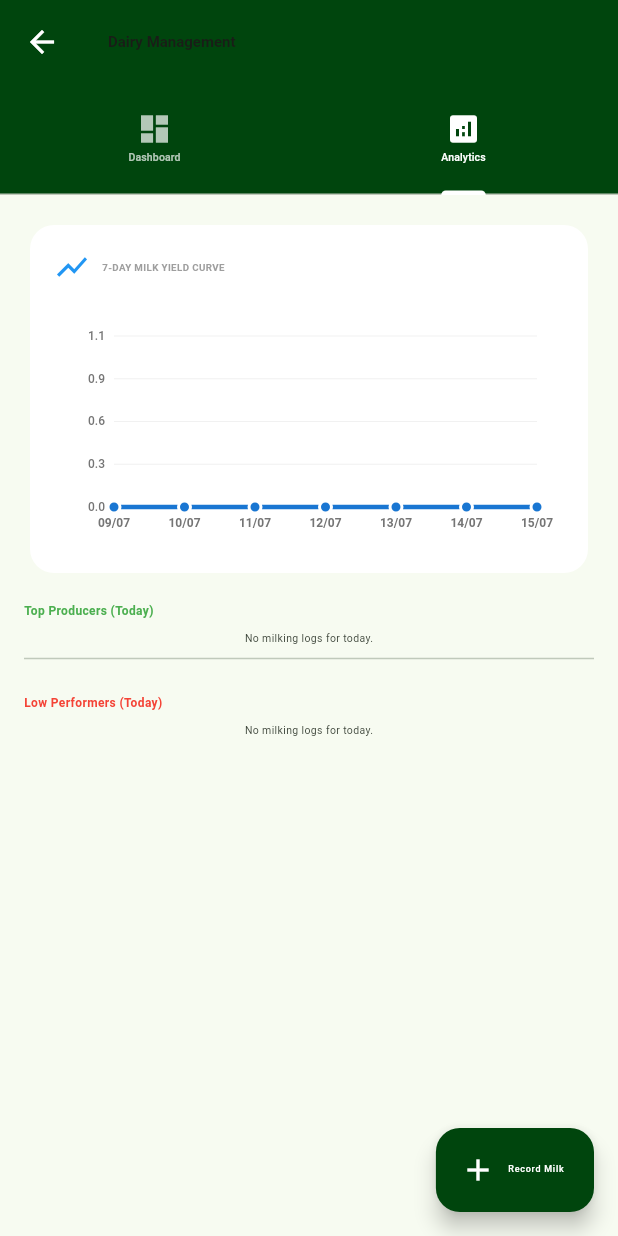
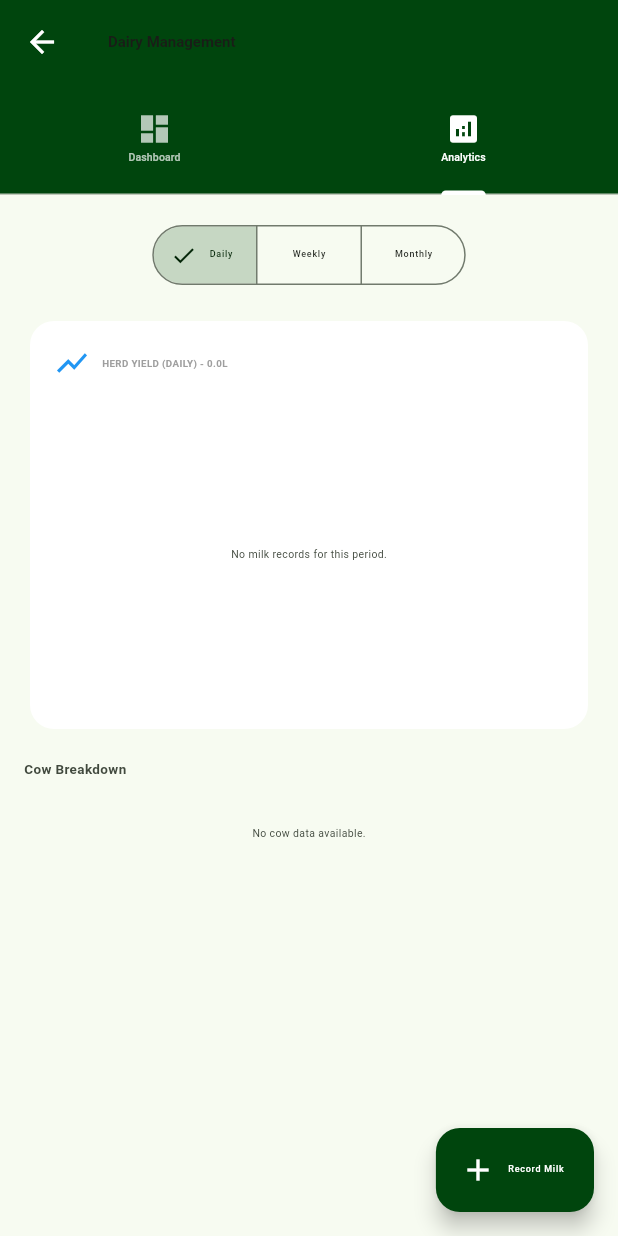
Before and after one commit to Mufti-IBAK/IFMS, a Flutter app: the DairyScreen screen opened by its route, tab 2 chosen, on a phone screen of 412 x 824 dp. Run offline on Flutter 3.47's test engine with Material 3 defaults, Android fonts, the light colour scheme and no system bars; our stand-ins replace connectivity_plus, dio, drift, firebase_core, firebase_messaging, flutter_bloc and 9 more; missing offline and left inert: sqlite3; accounts and stored records are empty; generated files the repository leaves out were written again; network calls fail; statements that could not run were skipped.

Commit message:
feat: comprehensive dairy analytics with daily/weekly/monthly filters

```diff
--- a/mobile/lib/features/dairy/dairy_bloc.dart
+++ b/mobile/lib/features/dairy/dairy_bloc.dart
@@ -2,6 +2,8 @@ import 'package:flutter_bloc/flutter_bloc.dart';
 import '../../core/database/local_db.dart';
 import 'dairy_repository.dart';
 import '../animals/animals_repository.dart';
+
+enum AnalyticsFilter { daily, weekly, monthly }
 
 // --- Events ---
 abstract class DairyEvent {}
@@ -11,6 +13,11 @@ class LoadDairyData extends DairyEvent {}
 class AddMilkEntry extends DairyEvent {
   final Map<String, dynamic> recordData;
   AddMilkEntry(this.recordData);
+}
+
+class ChangeAnalyticsFilter extends DairyEvent {
+  final AnalyticsFilter filter;
+  ChangeAnalyticsFilter(this.filter);
 }
 
 // --- States ---
@@ -26,13 +33,51 @@ class DairyLoaded extends DairyState {
   final Map<String, double> topProducers; // animalId -> liters
   final Map<String, double> lowPerformers;
 
+  // Analytics tab specific
+  final AnalyticsFilter currentFilter;
+  final List<double> herdChartData;
+  final List<String> herdChartLabels;
+  final Map<String, double> cowYieldBreakdown;
+  final double totalYieldForPeriod;
+
   DairyLoaded({
     required this.todayRecords,
     required this.totalMilkToday,
     required this.averagePerCow,
     required this.topProducers,
     required this.lowPerformers,
+    required this.currentFilter,
+    required this.herdChartData,
+    required this.herdChartLabels,
+    required this.cowYieldBreakdown,
+    required this.totalYieldForPeriod,
   });
+
+  DairyLoaded copyWith({
+    List<LocalMilkRecord>? todayRecords,
+    double? totalMilkToday,
+    double? averagePerCow,
+    Map<String, double>? topProducers,
+    Map<String, double>? lowPerformers,
+    AnalyticsFilter? currentFilter,
+    List<double>? herdChartData,
+    List<String>? herdChartLabels,
+    Map<String, double>? cowYieldBreakdown,
+    double? totalYieldForPeriod,
+  }) {
+    return DairyLoaded(
+      todayRecords: todayRecords ?? this.todayRecords,
+      totalMilkToday: totalMilkToday ?? this.totalMilkToday,
+      averagePerCow: averagePerCow ?? this.averagePerCow,
+      topProducers: topProducers ?? this.topProducers,
+      lowPerformers: lowPerformers ?? this.lowPerformers,
+      currentFilter: currentFilter ?? this.currentFilter,
+      herdChartData: herdChartData ?? this.herdChartData,
+      herdChartLabels: herdChartLabels ?? this.herdChartLabels,
+      cowYieldBreakdown: cowYieldBreakdown ?? this.cowYieldBreakdown,
+      totalYieldForPeriod: totalYieldForPeriod ?? this.totalYieldForPeriod,
+    );
+  }
 }
 
 class DairyError extends DairyState {
@@ -44,18 +89,21 @@ class DairyError extends DairyState {
 class DairyBloc extends Bloc<DairyEvent, DairyState> {
   final DairyRepository dairyRepo;
   final AnimalsRepository animalsRepo;
+  AnalyticsFilter _currentFilter = AnalyticsFilter.daily;
 
   DairyBloc(this.dairyRepo, this.animalsRepo) : super(DairyInitial()) {
     on<LoadDairyData>(_onLoadDairyData);
     on<AddMilkEntry>(_onAddMilkEntry);
+    on<ChangeAnalyticsFilter>(_onChangeAnalyticsFilter);
   }
 
   Future<void> _onLoadDairyData(LoadDairyData event, Emitter<DairyState> emit) async {
     emit(DairyLoading());
     try {
       final now = DateTime.now();
+
+      // Dashboard Data
       final todayRecords = await dairyRepo.getHerdDailyTotal(now);
-
       double totalMilkToday = 0;
       final Map<String, double> cowTotals = {};
 
@@ -68,13 +116,12 @@ class DairyBloc extends Bloc<DairyEvent, DairyState> {
 
       final cowCount = cowTotals.keys.length;
       final averagePerCow = cowCount > 0 ? totalMilkToday / cowCount : 0.0;
-
-      // Sort cows by production
-      final sortedCows = cowTotals.entries.toList()
-        ..sort((a, b) => b.value.compareTo(a.value)); // descending
-
+      final sortedCows = cowTotals.entries.toList()..sort((a, b) => b.value.compareTo(a.value));
       final topProducers = Map.fromEntries(sortedCows.take(3));
       final lowPerformers = Map.fromEntries(sortedCows.reversed.take(3));
+
+      // Analytics Data
+      final analyticsData = await _calculateAnalytics(_currentFilter);
 
       emit(DairyLoaded(
         todayRecords: todayRecords,
@@ -82,10 +129,117 @@ class DairyBloc extends Bloc<DairyEvent, DairyState> {
         averagePerCow: averagePerCow,
         topProducers: topProducers,
         lowPerformers: lowPerformers,
+        currentFilter: _currentFilter,
+        herdChartData: analyticsData['chartData'] as List<double>,
+        herdChartLabels: analyticsData['chartLabels'] as List<String>,
+        cowYieldBreakdown: analyticsData['cowBreakdown'] as Map<String, double>,
+        totalYieldForPeriod: analyticsData['totalYield'] as double,
       ));
     } catch (e) {
       emit(DairyError(e.toString()));
     }
+  }
+
+  Future<void> _onChangeAnalyticsFilter(ChangeAnalyticsFilter event, Emitter<DairyState> emit) async {
+    if (state is DairyLoaded) {
+      final currentState = state as DairyLoaded;
+      _currentFilter = event.filter;
+      try {
+        final analyticsData = await _calculateAnalytics(_currentFilter);
+        emit(currentState.copyWith(
+          currentFilter: _currentFilter,
+          herdChartData: analyticsData['chartData'] as List<double>,
+          herdChartLabels: analyticsData['chartLabels'] as List<String>,
+          cowYieldBreakdown: analyticsData['cowBreakdown'] as Map<String, double>,
+          totalYieldForPeriod: analyticsData['totalYield'] as double,
+        ));
+      } catch (e) {
+        emit(DairyError(e.toString()));
+      }
+    }
+  }
+
+  Future<Map<String, dynamic>> _calculateAnalytics(AnalyticsFilter filter) async {
+    final now = DateTime.now();
+    DateTime start;
+    int points;
+    List<String> labels = [];
+
+    if (filter == AnalyticsFilter.daily) {
+      start = now.subtract(const Duration(days: 6));
+      start = DateTime(start.year, start.month, start.day); // 7 days total (today + 6 past)
+      points = 7;
+    } else if (filter == AnalyticsFilter.weekly) {
+      start = now.subtract(const Duration(days: 27)); // 4 weeks total
+      start = DateTime(start.year, start.month, start.day);
+      points = 4;
+    } else {
+      start = DateTime(now.year, now.month - 11, 1); // 12 months total
+      points = 12;
+    }
+
+    final end = DateTime(now.year, now.month, now.day, 23, 59, 59);
+    final records = await dairyRepo.getRecordsByDateRange(start, end);
+
+    final Map<String, double> cowBreakdown = {};
+    double totalYield = 0.0;
+    List<double> chartData = List.filled(points, 0.0);
+
+    for (var r in records) {
+      if (r.isWithdrawn) continue;
+
+      totalYield += r.quantityLiters;
+      cowBreakdown[r.animalId] = (cowBreakdown[r.animalId] ?? 0) + r.quantityLiters;
+
+      // Assign to chart bucket
+      if (filter == AnalyticsFilter.daily) {
+        final diff = r.recordDate.difference(start).inDays;
+        if (diff >= 0 && diff < points) {
+          chartData[diff] += r.quantityLiters;
+        }
+      } else if (filter == AnalyticsFilter.weekly) {
+        final diff = r.recordDate.difference(start).inDays;
+        int weekIndex = diff ~/ 7;
+        if (weekIndex >= 0 && weekIndex < points) {
+          chartData[weekIndex] += r.quantityLiters;
+        }
+      } else if (filter == AnalyticsFilter.monthly) {
+        // Calculate months difference
+        int monthIndex = (r.recordDate.year - start.year) * 12 + r.recordDate.month - start.month;
+        if (monthIndex >= 0 && monthIndex < points) {
+          chartData[monthIndex] += r.quantityLiters;
+        }
+      }
+    }
+
+    // Generate labels
+    if (filter == AnalyticsFilter.daily) {
+      for (int i = 0; i < points; i++) {
+        final d = start.add(Duration(days: i));
+        labels.add('${d.day}/${d.month}');
+      }
+    } else if (filter == AnalyticsFilter.weekly) {
+      for (int i = 0; i < points; i++) {
+        labels.add('W${i+1}');
+      }
+    } else if (filter == AnalyticsFilter.monthly) {
+      final monthNames = ['Jan','Feb','Mar','Apr','May','Jun','Jul','Aug','Sep','Oct','Nov','Dec'];
+      for (int i = 0; i < points; i++) {
+        int m = (start.month + i - 1) % 12;
+        labels.add(monthNames[m]);
+      }
+    }
+
+    // Sort cow breakdown
+    final sortedBreakdown = cowBreakdown.entries.toList()..sort((a, b) => b.value.compareTo(a.value));
+    final sortedMap = Map.fromEntries(sortedBreakdown);
+
+    return {
+      'chartData': chartData,
+      'chartLabels': labels,
+      'cowBreakdown': sortedMap,
+      'totalYield': totalYield,
+    };
   }
 
   Future<void> _onAddMilkEntry(AddMilkEntry event, Emitter<DairyState> emit) async {
--- a/mobile/lib/features/dairy/dairy_screen.dart
+++ b/mobile/lib/features/dairy/dairy_screen.dart
@@ -137,41 +137,37 @@ class _DairyScreenState extends State<DairyScreen> with SingleTickerProviderStat
     );
   }
 
-  Future<List<double>> _get7DayHistory() async {
-    final List<double> history = [];
-    final now = DateTime.now();
-    for (int i = 6; i >= 0; i--) {
-      final date = now.subtract(Duration(days: i));
-      final records = await sl<DairyRepository>().getHerdDailyTotal(date);
-      double total = 0.0;
-      for (var r in records) {
-        if (!r.isWithdrawn) {
-          total += r.quantityLiters;
-        }
-      }
-      history.add(total);
-    }
-    return history;
-  }
-
-  List<String> _get7DayLabels() {
-    final List<String> labels = [];
-    final now = DateTime.now();
-    for (int i = 6; i >= 0; i--) {
-      final date = now.subtract(Duration(days: i));
-      labels.add(DateFormat('dd/MM').format(date));
-    }
-    return labels;
-  }
-
   Widget _buildAnalyticsTab(DairyLoaded state) {
-    return FutureBuilder<List<double>>(
-      future: _get7DayHistory(),
-      builder: (context, snapshot) {
-        final chartData = snapshot.data ?? List.filled(7, 0.0);
     return ListView(
       padding: const EdgeInsets.all(16),
       children: [
+        // Time Filter Selector
+        Center(
+          child: SegmentedButton<AnalyticsFilter>(
+            segments: const [
+              ButtonSegment(value: AnalyticsFilter.daily, label: Text('Daily')),
+              ButtonSegment(value: AnalyticsFilter.weekly, label: Text('Weekly')),
+              ButtonSegment(value: AnalyticsFilter.monthly, label: Text('Monthly')),
+            ],
+            selected: {state.currentFilter},
+            onSelectionChanged: (Set<AnalyticsFilter> newSelection) {
+              context.read<DairyBloc>().add(ChangeAnalyticsFilter(newSelection.first));
+            },
+            style: ButtonStyle(
+              backgroundColor: MaterialStateProperty.resolveWith<Color>(
+                (Set<MaterialState> states) {
+                  if (states.contains(MaterialState.selected)) {
+                    return AppColors.primary.withOpacity(0.2);
+                  }
+                  return Colors.transparent;
+                },
+              ),
+            ),
+          ),
+        ),
+        const SizedBox(height: 16),
+
+        // Herd Chart
         Card(
           shape: RoundedRectangleBorder(borderRadius: BorderRadius.circular(16)),
           child: Padding(
@@ -179,17 +175,26 @@ class _DairyScreenState extends State<DairyScreen> with SingleTickerProviderStat
             child: Column(
               crossAxisAlignment: CrossAxisAlignment.start,
               children: [
-                    const Row(
+                Row(
                   children: [
-                        Icon(Icons.show_chart, color: Colors.blue),
-                        SizedBox(width: 8),
-                        Text('7-DAY MILK YIELD CURVE', style: TextStyle(fontWeight: FontWeight.bold, fontSize: 13, color: Colors.grey)),
+                    const Icon(Icons.show_chart, color: Colors.blue),
+                    const SizedBox(width: 8),
+                    Text(
+                      'HERD YIELD (${state.currentFilter.name.toUpperCase()}) - ${state.totalYieldForPeriod.toStringAsFixed(1)}L',
+                      style: const TextStyle(fontWeight: FontWeight.bold, fontSize: 13, color: Colors.grey),
+                    ),
                   ],
                 ),
                 const SizedBox(height: 16),
+                if (state.herdChartData.every((e) => e == 0))
+                  const SizedBox(
+                    height: 200,
+                    child: Center(child: Text('No milk records for this period.')),
+                  )
+                else
                   CustomLineChart(
-                      data: chartData,
-                      labels: _get7DayLabels(),
+                    data: state.herdChartData,
+                    labels: state.herdChartLabels,
                     lineColor: Colors.blue.shade700,
                     gradientColors: [Colors.blue.shade200.withOpacity(0.4), Colors.blue.shade200.withOpacity(0.0)],
                   ),
@@ -197,32 +202,48 @@ class _DairyScreenState extends State<DairyScreen> with SingleTickerProviderStat
             ),
           ),
         ),
+
         const SizedBox(height: 16),
-            const Text('Top Producers (Today)', style: TextStyle(fontSize: 16, fontWeight: FontWeight.bold, color: Colors.green)),
+        const Text('Cow Breakdown', style: TextStyle(fontSize: 18, fontWeight: FontWeight.bold)),
         const SizedBox(height: 8),
-            if (state.topProducers.isEmpty)
-              const Center(child: Text('No milking logs for today.'))
+
+        if (state.cowYieldBreakdown.isEmpty)
+          const Center(
+            child: Padding(
+              padding: EdgeInsets.all(24.0),
+              child: Text('No cow data available.'),
+            ),
+          )
         else
-              ...state.topProducers.entries.map((e) => ListTile(
-                leading: const Icon(Icons.arrow_upward, color: Colors.green),
-                title: Text('Animal ID: ${e.key}'),
-                trailing: Text('${e.value.toStringAsFixed(1)} L', style: const TextStyle(fontWeight: FontWeight.bold)),
-              )),
-            const Divider(),
-            const SizedBox(height: 16),
-            const Text('Low Performers (Today)', style: TextStyle(fontSize: 16, fontWeight: FontWeight.bold, color: Colors.red)),
-            const SizedBox(height: 8),
-            if (state.lowPerformers.isEmpty)
-              const Center(child: Text('No milking logs for today.'))
-            else
-              ...state.lowPerformers.entries.map((e) => ListTile(
-                leading: const Icon(Icons.arrow_downward, color: Colors.red),
-                title: Text('Animal ID: ${e.key}'),
-                trailing: Text('${e.value.toStringAsFixed(1)} L', style: const TextStyle(fontWeight: FontWeight.bold)),
-              )),
+          ...state.cowYieldBreakdown.entries.map((e) {
+            final double percentage = state.totalYieldForPeriod > 0
+                ? (e.value / state.totalYieldForPeriod) * 100
+                : 0.0;
+            return Card(
+              child: ListTile(
+                leading: CircleAvatar(
+                  backgroundColor: AppColors.primary.withOpacity(0.1),
+                  child: const Icon(Icons.pets, color: AppColors.primary),
+                ),
+                title: Text('Animal ID: ${e.key}', style: const TextStyle(fontWeight: FontWeight.bold)),
+                subtitle: Column(
+                  crossAxisAlignment: CrossAxisAlignment.start,
+                  children: [
+                    const SizedBox(height: 4),
+                    LinearProgressIndicator(
+                      value: percentage / 100,
+                      backgroundColor: Colors.grey.shade200,
+                      color: AppColors.primary,
+                    ),
+                    const SizedBox(height: 4),
+                    Text('${percentage.toStringAsFixed(1)}% of herd total', style: TextStyle(fontSize: 12, color: Colors.grey.shade600)),
                   ],
+                ),
+                trailing: Text('${e.value.toStringAsFixed(1)} L', style: const TextStyle(fontWeight: FontWeight.bold, fontSize: 16)),
+              ),
             );
-      }
+          }),
+      ],
     );
   }
 
```
Also changed, not shown: mobile/lib/features/dairy/dairy_repository.dart (+8 -0 lines). Lines whose indentation alone changed are shown as unchanged.
